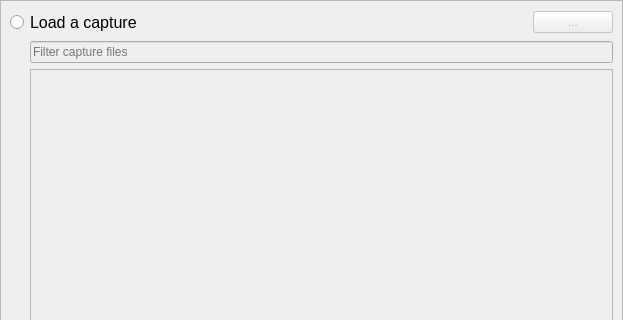
google/orbit, file src/SessionSetup/LoadCaptureWidget.ui: the form before one commit; both pictures show x 0 to 623 and y 0 to 320 of the 623 by 540 pixel window.
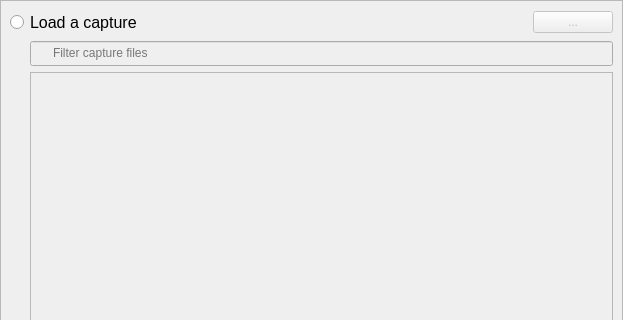
The form after the commit. Icons and pictures are not drawn.

Commit message: Fix overlay position & search icon

```diff
--- a/src/SessionSetup/LoadCaptureWidget.ui
+++ b/src/SessionSetup/LoadCaptureWidget.ui
@@ -117,6 +117,18 @@
                <property name="accessibleName">
                 <string>FilterCaptureFiles</string>
                </property>
+               <property name="styleSheet">
+                <string notr="true">
+                 QLineEdit {
+                  background-image: url(:/actions/search_small_offset);
+                  background-position: left center;
+                  background-repeat: no-repeat;
+                  height: 22px;
+                  padding-left: 20px;
+                  padding-bottom: 1px;
+                 }
+                </string>
+               </property>
                <property name="placeholderText">
                 <string>Filter capture files</string>
                </property>
```
The commit also changes 3 other files.
